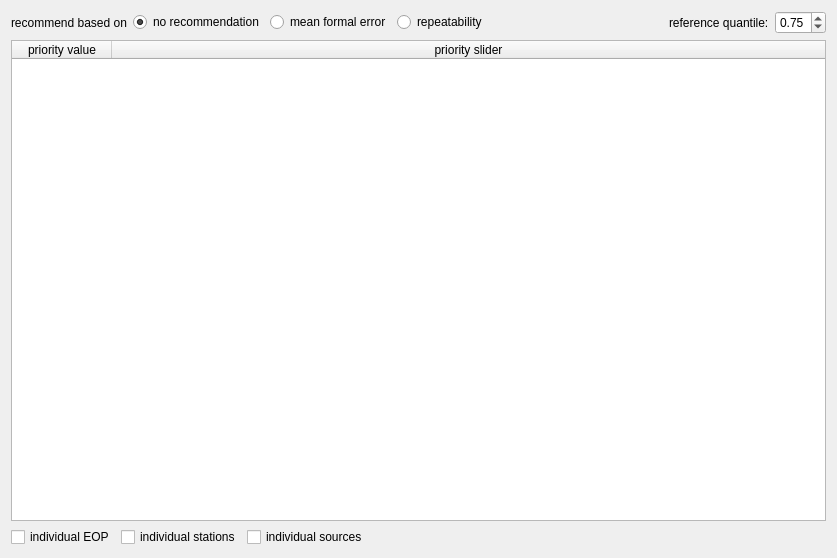
First picture: the form in Widgets/priorities.ui, repository TUW-VieVS/VieSchedppGUI, before the edit.
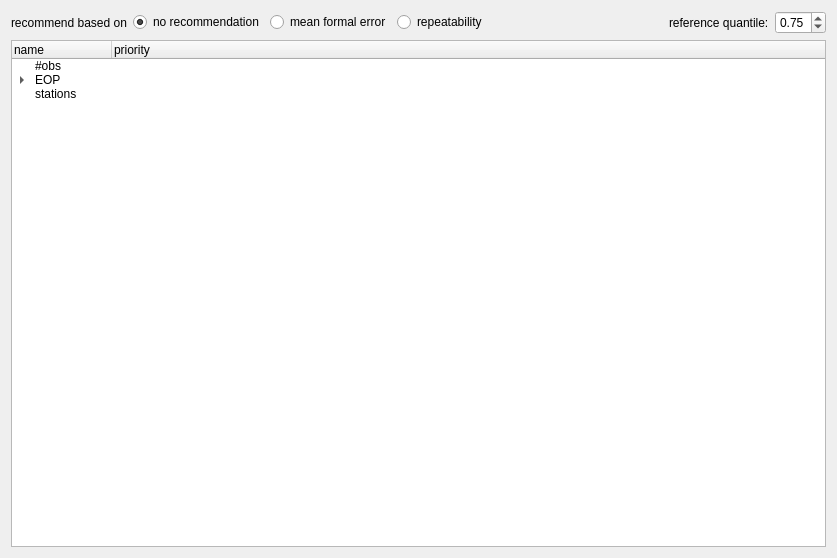
Second picture: the form after the edit.

Commit message: new modus for priorities

Patch:
```diff
--- a/Widgets/priorities.ui
+++ b/Widgets/priorities.ui
@@ -95,71 +95,114 @@
     </layout>
    </item>
    <item>
-    <widget class="QTableWidget" name="tableWidget_params">
+    <widget class="QTreeWidget" name="treeWidget_params">
      <property name="selectionMode">
       <enum>QAbstractItemView::NoSelection</enum>
      </property>
-     <attribute name="horizontalHeaderStretchLastSection">
-      <bool>true</bool>
-     </attribute>
-     <attribute name="verticalHeaderStretchLastSection">
-      <bool>false</bool>
-     </attribute>
      <column>
       <property name="text">
-       <string>priority value</string>
+       <string>name</string>
       </property>
      </column>
      <column>
       <property name="text">
-       <string>priority slider</string>
+       <string>priority</string>
       </property>
      </column>
-    </widget>
+     <column>
+      <property name="text">
+       <string/>
+      </property>
+     </column>
+     <item>
+      <property name="text">
+       <string>#obs</string>
+      </property>
+      <property name="text">
+       <string/>
+      </property>
+      <property name="text">
+       <string/>
+      </property>
    </item>
    <item>
-    <layout class="QHBoxLayout" name="horizontalLayout">
-     <property name="bottomMargin">
-      <number>0</number>
-     </property>
+      <property name="text">
+       <string>EOP</string>
+      </property>
+      <property name="text">
+       <string/>
+      </property>
+      <property name="text">
+       <string/>
+      </property>
      <item>
-      <widget class="QCheckBox" name="checkBox_EOP">
        <property name="text">
-        <string>individual EOP</string>
+        <string>XPO</string>
        </property>
-       <property name="checked">
-        <bool>false</bool>
+       <property name="text">
+        <string/>
        </property>
-      </widget>
+       <property name="text">
+        <string/>
+       </property>
      </item>
      <item>
-      <widget class="QCheckBox" name="checkBox_stations">
        <property name="text">
-        <string>individual stations</string>
+        <string>YPO</string>
        </property>
-      </widget>
+       <property name="text">
+        <string/>
+       </property>
+       <property name="text">
+        <string/>
+       </property>
      </item>
      <item>
-      <widget class="QCheckBox" name="checkBox_sources">
        <property name="text">
-        <string>individual sources</string>
+        <string>dUT1</string>
        </property>
-      </widget>
+       <property name="text">
+        <string/>
+       </property>
+       <property name="text">
+        <string/>
+       </property>
      </item>
      <item>
-      <spacer name="horizontalSpacer">
-       <property name="orientation">
-        <enum>Qt::Horizontal</enum>
+       <property name="text">
+        <string>NUTX</string>
        </property>
-       <property name="sizeHint" stdset="0">
-        <size>
-         <width>40</width>
-         <height>20</height>
-        </size>
+       <property name="text">
+        <string/>
        </property>
-      </spacer>
-     </item>
-    </layout>
+       <property name="text">
+        <string/>
+       </property>
+      </item>
+      <item>
+       <property name="text">
+        <string>NUTY</string>
+       </property>
+       <property name="text">
+        <string/>
+       </property>
+       <property name="text">
+        <string/>
+       </property>
+      </item>
+     </item>
+     <item>
+      <property name="text">
+       <string>stations</string>
+      </property>
+      <property name="text">
+       <string/>
+      </property>
+      <property name="text">
+       <string/>
+      </property>
+     </item>
+    </widget>
    </item>
   </layout>
  </widget>
```
Lines whose indentation alone changed are shown as unchanged. The commit also changes 2 other files.
